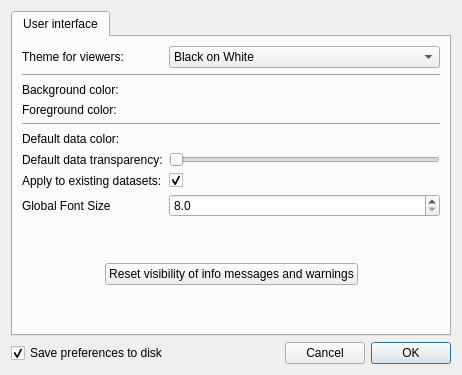
glue-viz/glue, file glue/app/qt/preferences.ui: the form before one commit.
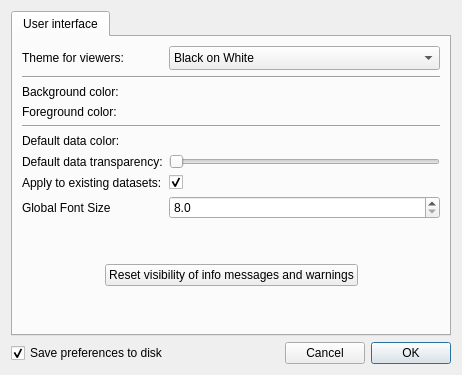
The form after the commit. Custom widgets are drawn as their Qt base class.

The edit to the form file:
```diff
--- a/glue/app/qt/preferences.ui
+++ b/glue/app/qt/preferences.ui
@@ -213,7 +213,7 @@
        <item row="0" column="1">
         <widget class="QComboBox" name="combo_theme">
          <property name="sizeAdjustPolicy">
-          <enum>QComboBox::AdjustToMinimumContentsLength</enum>
+          <enum>QComboBox::AdjustToMinimumContentsLengthWithIcon</enum>
          </property>
          <item>
           <property name="text">
```
